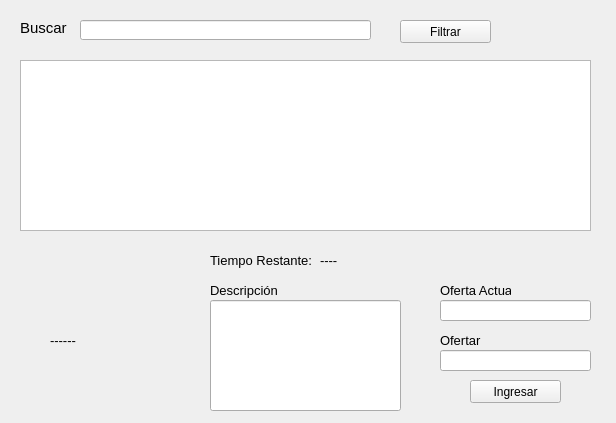
Above: principal.ui from yohannyvs/Subasta_Sockets before the change. Below: the same form after it.
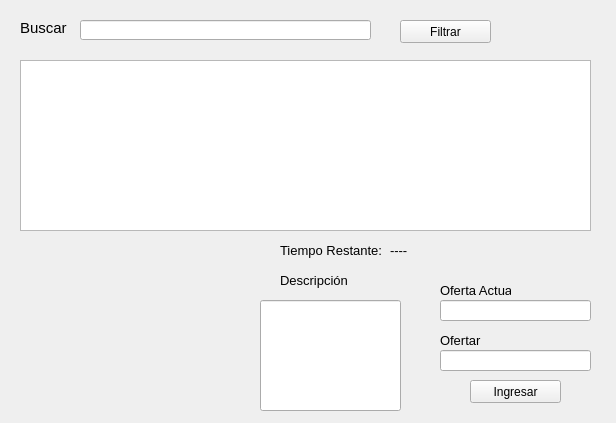
That is the form after the change.

The edit to the form file:
```diff
--- a/principal.ui
+++ b/principal.ui
@@ -77,8 +77,8 @@
    <widget class="QLabel" name="label_2">
     <property name="geometry">
      <rect>
-      <x>210</x>
-      <y>280</y>
+      <x>280</x>
+      <y>270</y>
       <width>71</width>
       <height>21</height>
      </rect>
@@ -95,9 +95,9 @@
    <widget class="QLineEdit" name="txt_desc">
     <property name="geometry">
      <rect>
-      <x>210</x>
+      <x>260</x>
       <y>300</y>
-      <width>191</width>
+      <width>141</width>
       <height>111</height>
      </rect>
     </property>
@@ -189,8 +189,8 @@
    <widget class="QLabel" name="label_5">
     <property name="geometry">
      <rect>
-      <x>210</x>
-      <y>250</y>
+      <x>280</x>
+      <y>240</y>
       <width>111</width>
       <height>21</height>
      </rect>
@@ -207,8 +207,8 @@
    <widget class="QLabel" name="label_6">
     <property name="geometry">
      <rect>
-      <x>320</x>
-      <y>250</y>
+      <x>390</x>
+      <y>240</y>
       <width>71</width>
       <height>21</height>
      </rect>
@@ -225,10 +225,10 @@
    <widget class="QLabel" name="lbl_img_p">
     <property name="geometry">
      <rect>
-      <x>50</x>
-      <y>330</y>
-      <width>71</width>
-      <height>21</height>
+      <x>30</x>
+      <y>260</y>
+      <width>200</width>
+      <height>140</height>
      </rect>
     </property>
     <property name="font">
@@ -237,7 +237,7 @@
      </font>
     </property>
     <property name="text">
-     <string>------</string>
+     <string/>
     </property>
    </widget>
   </widget>
```
